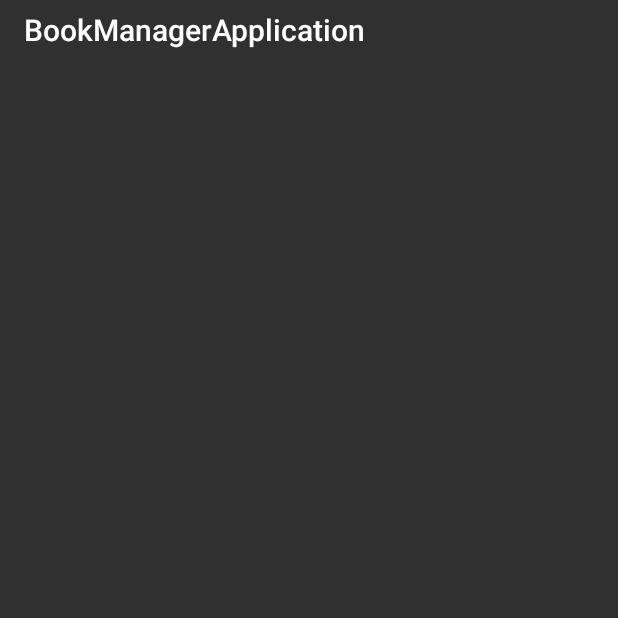
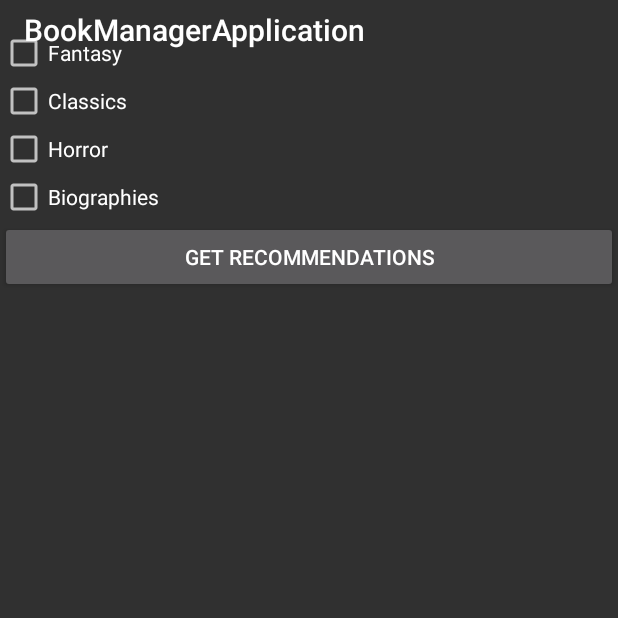
Before and after one commit to Mihail-Iliev13/BookManagerApp, an Android app: the screen it shows after launch (GetRecommendationsActivity), on a phone screen of 412 x 824 dp, the top half of it. Run offline under Robolectric (Android 15) with nearby library versions, the phone set to English and light mode, and no system bars; our stand-ins replace Firebase (no records; nobody signed in at launch, a user with empty details on screens opened directly); libraries missing offline, so code that uses them is left out: com.mikepenz.materialdrawer; 7 statements that could not run were skipped.

```diff
--- a/app/build.gradle
+++ b/app/build.gradle
@@ -30,7 +30,7 @@ dependencies {
     implementation 'com.android.support:support-v4:28.0.0-beta01'
     implementation 'com.android.support:design:28.0.0-beta01'
 
-
+    compile 'com.google.firebase:firebase-core:16.0.0'
     implementation 'com.google.firebase:firebase-firestore:11.8.0'
     testImplementation 'junit:junit:4.12'
     androidTestImplementation 'com.android.support.test:runner:1.0.2'
--- a/app/src/main/java/com/example/pc/bookmanagerapplication/activities/CurrentlyReadingActivity.java
+++ b/app/src/main/java/com/example/pc/bookmanagerapplication/activities/CurrentlyReadingActivity.java
@@ -1,5 +1,6 @@
 package com.example.pc.bookmanagerapplication.activities;
 
+import android.content.Intent;
 import android.os.Bundle;
 import android.support.v7.widget.Toolbar;
 
@@ -18,6 +19,9 @@ public class CurrentlyReadingActivity extends BaseDrawerActivity {
 
         mToolbar = findViewById(R.id.tb_menu);
         setSupportActionBar(mToolbar);
+
+        Intent intent = getIntent();
+
     }
 
     @Override
--- a/app/src/main/res/layout/activity_get_recommendations.xml
+++ b/app/src/main/res/layout/activity_get_recommendations.xml
@@ -16,6 +16,55 @@
             android:layout_width="match_parent"
             android:layout_height="40dp" />
 
+        <TextView
+            android:id="@+id/tv_message"
+            android:layout_width="match_parent"
+            android:layout_height="wrap_content" />
+
+        <CheckBox
+            android:id="@+id/cb_fantasy"
+            android:layout_below="@+id/tv_message"
+            android:text="Fantasy"
+            android:layout_width="match_parent"
+            android:layout_height="wrap_content"
+            android:onClick="selectItem"
+            />
+
+        <CheckBox
+            android:id="@+id/cb_classics"
+            android:layout_below="@+id/cb_fantasy"
+            android:text="Classics"
+            android:layout_width="match_parent"
+            android:layout_height="wrap_content"
+            android:onClick="selectItem"
+            />
+
+        <CheckBox
+            android:id="@+id/cb_horror"
+            android:layout_below="@+id/cb_classics"
+            android:text="Horror"
+            android:layout_width="match_parent"
+            android:layout_height="wrap_content"
+            android:onClick="selectItem"
+            />
+
+        <CheckBox
+            android:id="@+id/cb_biographies"
+            android:layout_below="@+id/cb_horror"
+            android:text="Biographies"
+            android:layout_width="match_parent"
+            android:layout_height="wrap_content"
+            android:onClick="selectItem"
+            />
+
+        <Button
+            android:id="@+id/bt_get_recommendations"
+            android:layout_below="@+id/cb_biographies"
+            android:layout_width="match_parent"
+            android:layout_height="wrap_content"
+            android:text="Get Recommendations"
+            />
+
     </RelativeLayout>
 
 </android.support.constraint.ConstraintLayout>
--- a/build.gradle
+++ b/build.gradle
@@ -8,6 +8,7 @@ buildscript {
     }
     dependencies {
         classpath 'com.android.tools.build:gradle:3.1.3'
+        classpath 'com.google.gms:google-services:4.0.0'
 
 
         // NOTE: Do not place your application dependencies here; they belong
```
Also changed, not shown: app/src/main/java/com/example/pc/bookmanagerapplication/activities/GetRecommendationsActivity.java (line endings or trailing spaces), 1 other file.
